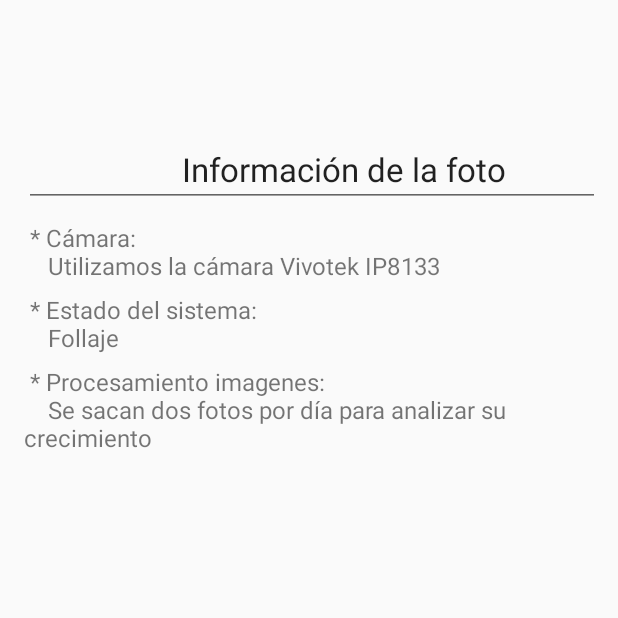
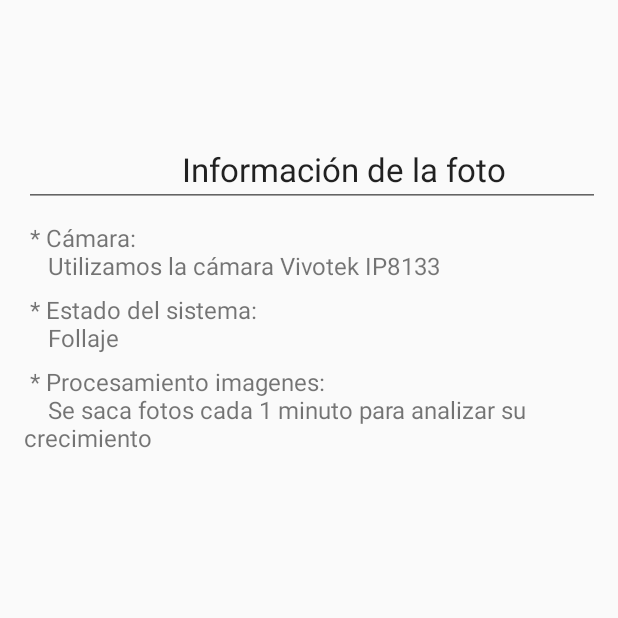
Before and after one commit to emmanuel-soro/X2, an Android app: the TomarFotoActivity screen opened directly, with no data from a screen before it, on a phone screen of 412 x 824 dp, the part 618-1236 px from its top. Run offline under Robolectric (Android 15) with nearby library versions, the phone set to English and light mode, and no system bars.

Commit message:
Refactor android

```diff
--- a/Android/app/src/main/java/ar/edu/soa/smartfarm/MainActivity.java
+++ b/Android/app/src/main/java/ar/edu/soa/smartfarm/MainActivity.java
@@ -12,9 +12,7 @@ import android.os.Bundle;
 import android.util.Log;
 import android.view.View;
 import android.widget.ImageButton;
-import android.widget.Switch;
 import android.widget.Toast;
-import android.widget.ToggleButton;
 
 public class MainActivity extends AppCompatActivity {
 
--- a/Android/app/src/main/res/layout/activity_tomar_foto.xml
+++ b/Android/app/src/main/res/layout/activity_tomar_foto.xml
@@ -65,7 +65,7 @@
             android:layout_width="match_parent"
             android:layout_height="wrap_content"
             android:paddingTop="7dp"
-            android:text=" * Procesamiento imagenes: \n    Se sacan dos fotos por día para analizar su crecimiento"
+            android:text=" * Procesamiento imagenes: \n    Se saca fotos cada 1 minuto para analizar su crecimiento"
             android:textSize="16sp" />
     </LinearLayout>
 
```
Also changed, not shown: Android/app/src/main/java/ar/edu/soa/smartfarm/EstadoSensoresActivity.java (+5 -6 lines).
